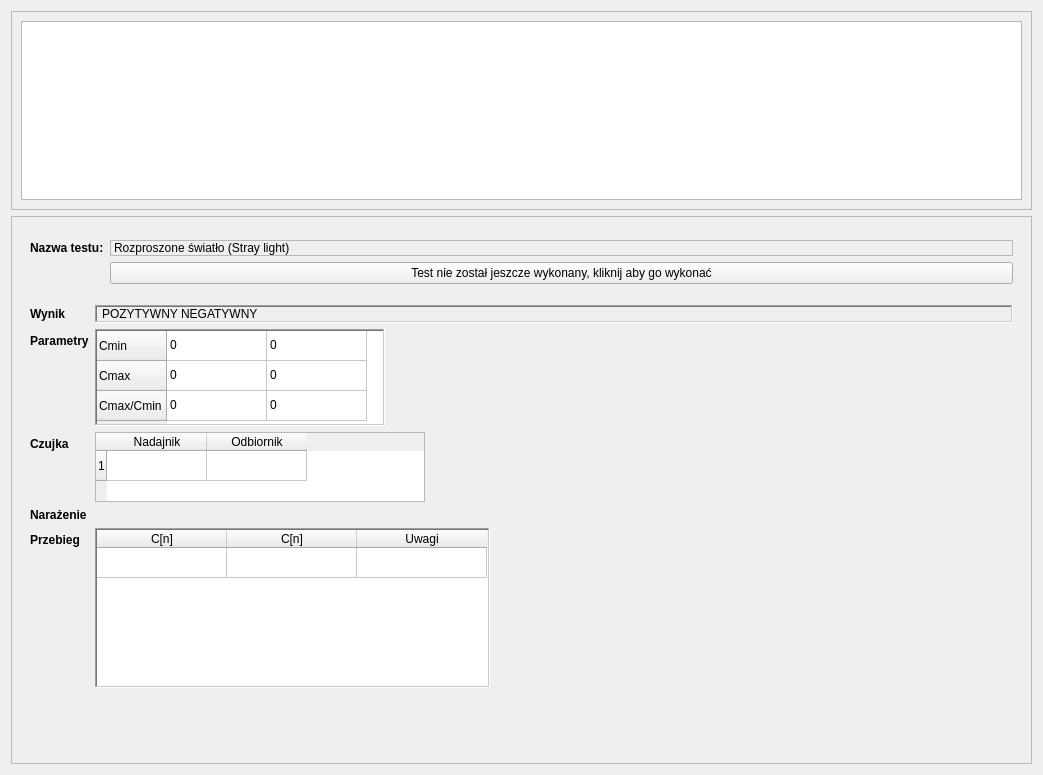
This is CzujkiLinioweApp/listabadan.ui in wiacekmarcin/CzujkiLiniowe as Qt 5 draws it before an edit. The edited form follows.
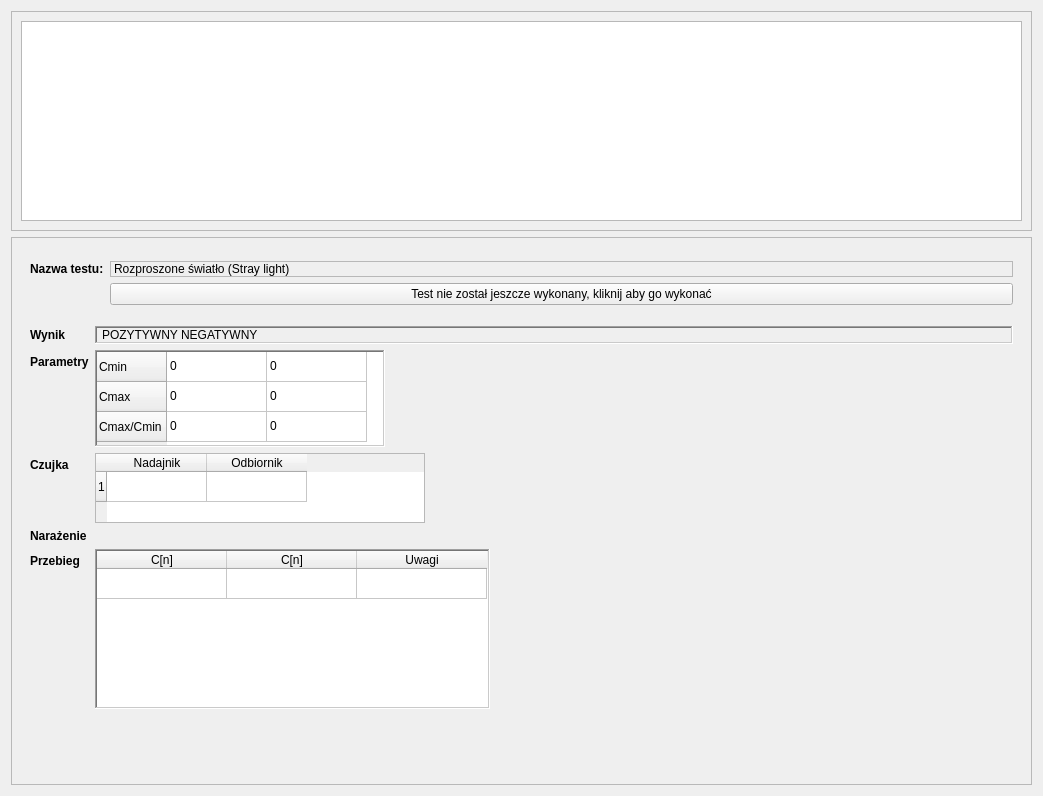
This is the edited form.

Diff of the .ui file:
```diff
--- a/CzujkiLinioweApp/listabadan.ui
+++ b/CzujkiLinioweApp/listabadan.ui
@@ -24,7 +24,14 @@
      </property>
      <layout class="QVBoxLayout" name="verticalLayout">
       <item>
-       <widget class="QTableWidget" name="tableWidget"/>
+       <widget class="QTableWidget" name="tableWidget">
+        <property name="minimumSize">
+         <size>
+          <width>0</width>
+          <height>200</height>
+         </size>
+        </property>
+       </widget>
       </item>
      </layout>
     </widget>
@@ -1982,7 +1989,6 @@
               <widget class="QLabel" name="eRozproszoneSwiatlonazwaTestu">
                <property name="font">
                 <font>
-                 <weight>75</weight>
                  <bold>true</bold>
                 </font>
                </property>
@@ -2024,7 +2030,6 @@
               <widget class="QLabel" name="etRozproszoneSwiatloResult">
                <property name="font">
                 <font>
-                 <weight>75</weight>
                  <bold>true</bold>
                 </font>
                </property>
@@ -2056,7 +2061,6 @@
               <widget class="QLabel" name="etrozproszoneSwiatloParametry">
                <property name="font">
                 <font>
-                 <weight>75</weight>
                  <bold>true</bold>
                 </font>
                </property>
@@ -2167,7 +2171,6 @@
               <widget class="QLabel" name="etRozproszoneSwiatloPrzebieg">
                <property name="font">
                 <font>
-                 <weight>75</weight>
                  <bold>true</bold>
                 </font>
                </property>
@@ -2280,7 +2283,6 @@
               <widget class="QLabel" name="etRozproszoneSwiatloCzujka">
                <property name="font">
                 <font>
-                 <weight>75</weight>
                  <bold>true</bold>
                 </font>
                </property>
@@ -2324,7 +2326,6 @@
               <widget class="QLabel" name="etRrozproszoneSwiatloWYnikNarazenia">
                <property name="font">
                 <font>
-                 <weight>75</weight>
                  <bold>true</bold>
                 </font>
                </property>
```
Left out of the diff: 70 changed lines with no effect on the pictures.
